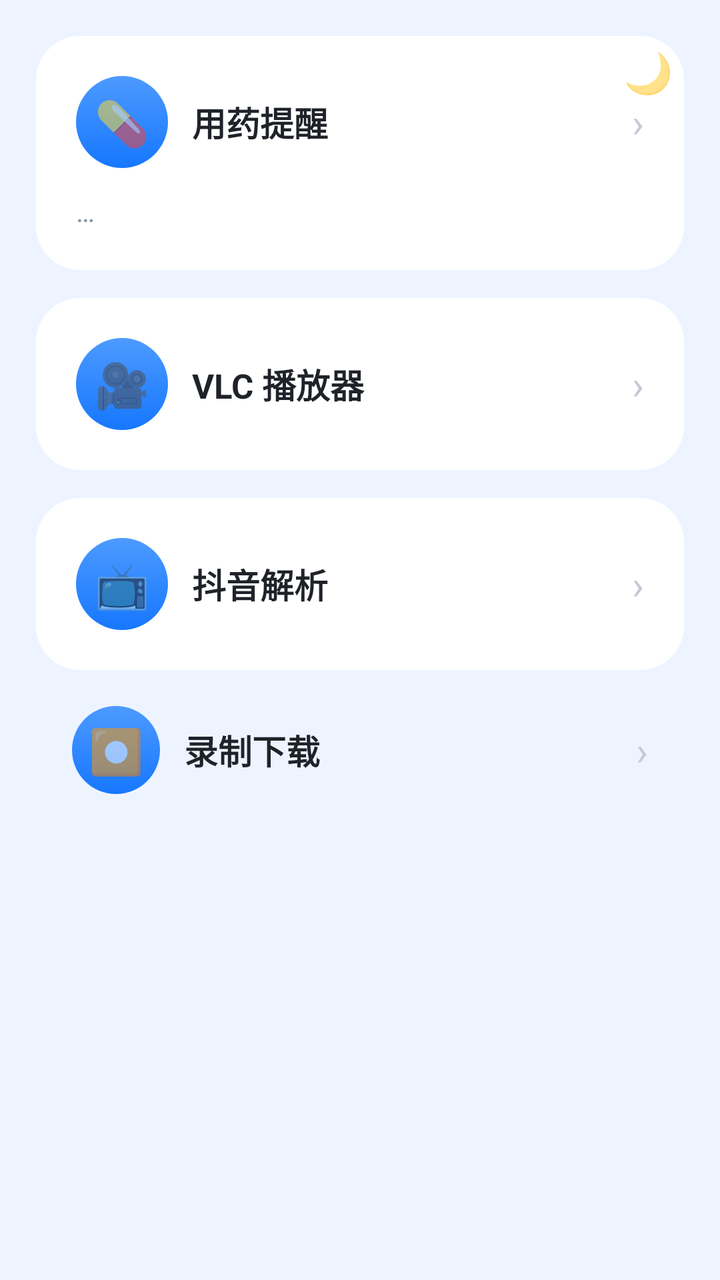
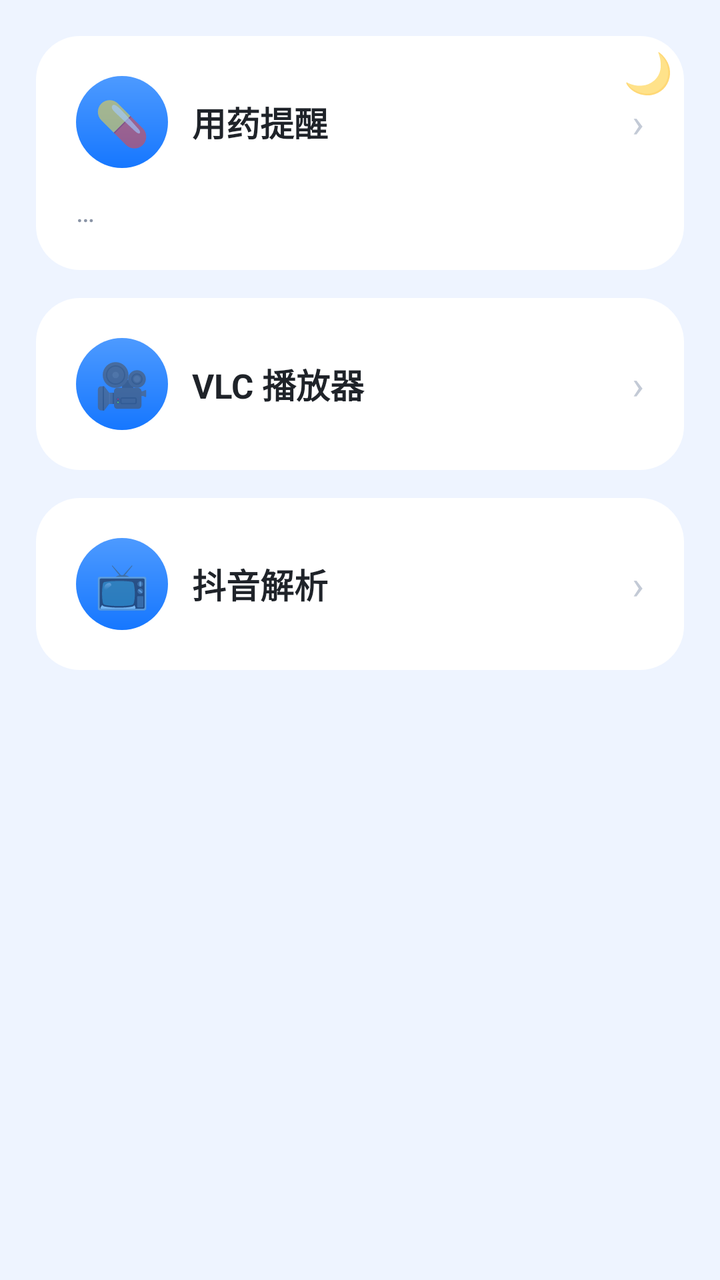

Compare the two renders of this Android layout. The source of the first and the diff that turns it into the second are given below.
<!-- AndroidManifest.xml: application theme AppTheme -->
<!-- res/layout/activity_toolbox.xml -->
<?xml version="1.0" encoding="utf-8"?>
<FrameLayout xmlns:android="http://schemas.android.com/apk/res/android"
    android:id="@+id/toolRoot"
    android:layout_width="match_parent" android:layout_height="match_parent">

    <TextView android:id="@+id/themeToggle"
        android:layout_width="44dp" android:layout_height="44dp"
        android:layout_gravity="top|right" android:layout_margin="14dp"
        android:gravity="center" android:elevation="6dp"
        android:text="🌙" android:textSize="20sp"/>

    <LinearLayout android:id="@+id/toolColumn"
        android:layout_width="match_parent" android:layout_height="match_parent"
        android:orientation="vertical"
        android:background="@color/bg">

        <ScrollView
            android:layout_width="match_parent" android:layout_height="match_parent"
            android:fillViewport="true" android:scrollbars="none">

            <LinearLayout
                android:layout_width="match_parent" android:layout_height="wrap_content"
                android:orientation="vertical"
                android:padding="18dp">

                <LinearLayout android:tag="card" android:id="@+id/cardMeds"
                    android:layout_width="match_parent" android:layout_height="wrap_content"
                    android:background="@drawable/bg_card" android:orientation="vertical"
                    android:padding="20dp">

                    <LinearLayout
                        android:layout_width="match_parent" android:layout_height="wrap_content"
                        android:orientation="horizontal" android:gravity="center_vertical">
                        <TextView
                            android:layout_width="46dp" android:layout_height="46dp"
                            android:background="@drawable/bg_btn"
                            android:text="💊" android:textSize="22sp" android:gravity="center"/>
                        <TextView
                            android:layout_width="0dp" android:layout_height="wrap_content"
                            android:layout_weight="1" android:layout_marginLeft="12dp"
                            android:text="用药提醒" android:textSize="17sp"
                            android:textStyle="bold" android:tag="title" android:textColor="@color/textMain"/>
                        <TextView android:text="›" android:textSize="20sp"
                            android:textColor="#C3CAD6"
                            android:layout_width="wrap_content" android:layout_height="wrap_content"/>
                    </LinearLayout>

                    <TextView android:tag="sub" android:id="@+id/tvNextDose"
                        android:layout_width="wrap_content" android:layout_height="wrap_content"
                        android:layout_marginTop="12dp" android:textSize="14sp"
                        android:textColor="@color/textSub" android:text="…"/>
                </LinearLayout>

                <LinearLayout android:tag="card" android:id="@+id/cardPlayer"
                    android:layout_width="match_parent" android:layout_height="wrap_content"
                    android:layout_marginTop="14dp"
                    android:background="@drawable/bg_card" android:orientation="vertical"
                    android:padding="20dp">

                    <LinearLayout
                        android:layout_width="match_parent" android:layout_height="wrap_content"
                        android:orientation="horizontal" android:gravity="center_vertical">
                        <TextView
                            android:layout_width="46dp" android:layout_height="46dp"
                            android:background="@drawable/bg_btn"
                            android:text="🎥" android:textSize="22sp" android:gravity="center"/>
                        <TextView
                            android:layout_width="0dp" android:layout_height="wrap_content"
                            android:layout_weight="1" android:layout_marginLeft="12dp"
                            android:text="VLC 播放器" android:textSize="17sp"
                            android:textStyle="bold" android:tag="title" android:textColor="@color/textMain"/>
                        <TextView android:text="›" android:textSize="20sp"
                            android:textColor="#C3CAD6"
                            android:layout_width="wrap_content" android:layout_height="wrap_content"/>
                    </LinearLayout>
                </LinearLayout>

                <LinearLayout android:tag="card" android:id="@+id/cardParse"
                    android:layout_width="match_parent" android:layout_height="wrap_content"
                    android:layout_marginTop="14dp"
                    android:background="@drawable/bg_card" android:orientation="vertical"
                    android:padding="20dp">

                    <LinearLayout
                        android:layout_width="match_parent" android:layout_height="wrap_content"
                        android:orientation="horizontal" android:gravity="center_vertical">
                        <TextView
                            android:layout_width="46dp" android:layout_height="46dp"
                            android:background="@drawable/bg_btn"
                            android:text="📺" android:textSize="22sp" android:gravity="center"/>
                        <TextView
                            android:layout_width="0dp" android:layout_height="wrap_content"
                            android:layout_weight="1" android:layout_marginLeft="12dp"
                            android:text="抖音解析" android:textSize="17sp"
                            android:textStyle="bold" android:tag="title" android:textColor="@color/textMain"/>
                        <TextView android:text="›" android:textSize="20sp"
                            android:textColor="#C3CAD6"
                            android:layout_width="wrap_content" android:layout_height="wrap_content"/>
                    </LinearLayout>
                </LinearLayout>

                <LinearLayout android:tag="card" android:id="@+id/cardRec"
                    android:layout_width="match_parent" android:layout_height="wrap_content"
                    android:orientation="horizontal" android:gravity="center_vertical"
                    android:padding="18dp" android:layout_marginBottom="14dp">

                    <TextView
                        android:layout_width="44dp" android:layout_height="44dp"
                        android:background="@drawable/bg_btn"
                        android:text="⏺" android:textSize="22sp" android:gravity="center"/>
                    <TextView
                        android:layout_width="0dp" android:layout_height="wrap_content"
                        android:layout_weight="1" android:layout_marginLeft="12dp"
                        android:text="录制下载" android:textSize="17sp"
                        android:textStyle="bold" android:tag="title" android:textColor="@color/textMain"/>
                    <TextView android:text="›" android:textSize="20sp"
                        android:textColor="#C3CAD6"
                        android:layout_width="wrap_content" android:layout_height="wrap_content"/>
                </LinearLayout>
            </LinearLayout>
        </ScrollView>
    </LinearLayout>
</FrameLayout>
<!-- resources referenced by this layout -->
<resources>
  <color name="bg">#EEF4FF</color>
  <color name="textMain">#1F2329</color>
  <color name="textSub">#8A94A6</color>
  <!-- drawable bg_btn (drawable) -->
  <?xml version="1.0" encoding="utf-8"?>
  <ripple xmlns:android="http://schemas.android.com/apk/res/android">
      <item>
          <shape>
              <gradient android:startColor="#4D9AFF" android:endColor="#1677FF" android:angle="270"/>
              <corners android:radius="26dp"/>
          </shape>
      </item>
  </ripple>
  <!-- drawable bg_card (drawable) -->
  <?xml version="1.0" encoding="utf-8"?>
  <shape xmlns:android="http://schemas.android.com/apk/res/android">
      <solid android:color="#FFFFFF"/>
      <corners android:radius="22dp"/>
  </shape>
  <style name="AppTheme" parent="android:Theme.Material.Light.NoActionBar">
          <item name="android:windowFullscreen">true</item>
          <item name="android:windowNoTitle">true</item>
          <item name="android:windowTranslucentNavigation">true</item>
          <item name="android:windowBackground">@color/bg</item>
          <item name="android:colorAccent">@color/blue2</item>
      </style>
  <color name="blue2">#1677FF</color>
</resources>

<!-- the commit's change to res/layout/activity_toolbox.xml (unified diff, before → after) -->
@@ -99,24 +99,7 @@
                     </LinearLayout>
                 </LinearLayout>
 
-                <LinearLayout android:tag="card" android:id="@+id/cardRec"
-                    android:layout_width="match_parent" android:layout_height="wrap_content"
-                    android:orientation="horizontal" android:gravity="center_vertical"
-                    android:padding="18dp" android:layout_marginBottom="14dp">
-
-                    <TextView
-                        android:layout_width="44dp" android:layout_height="44dp"
-                        android:background="@drawable/bg_btn"
-                        android:text="⏺" android:textSize="22sp" android:gravity="center"/>
-                    <TextView
-                        android:layout_width="0dp" android:layout_height="wrap_content"
-                        android:layout_weight="1" android:layout_marginLeft="12dp"
-                        android:text="录制下载" android:textSize="17sp"
-                        android:textStyle="bold" android:tag="title" android:textColor="@color/textMain"/>
-                    <TextView android:text="›" android:textSize="20sp"
-                        android:textColor="#C3CAD6"
-                        android:layout_width="wrap_content" android:layout_height="wrap_content"/>
-                </LinearLayout>
+                
             </LinearLayout>
         </ScrollView>
     </LinearLayout>
